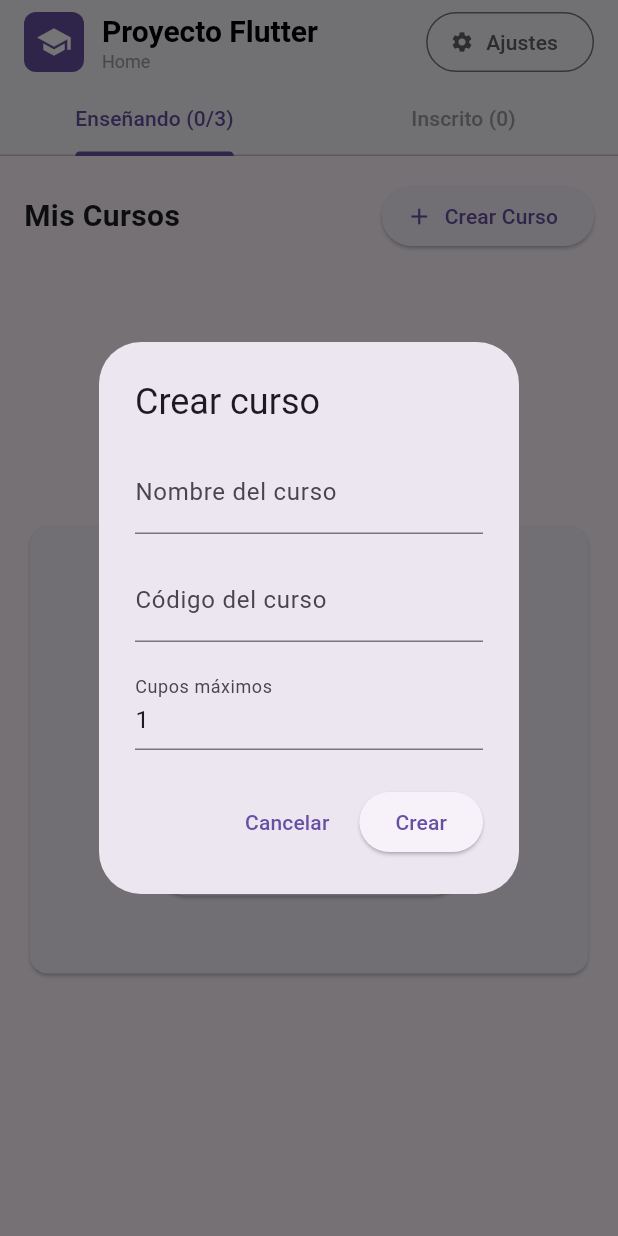
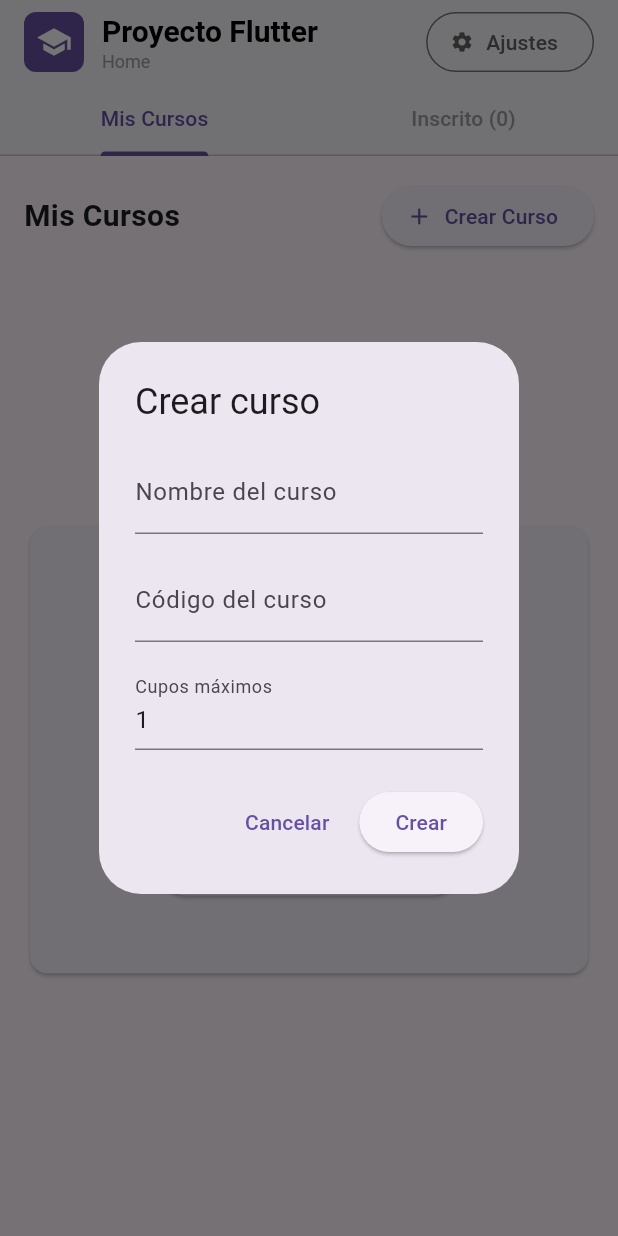
Before and after one commit to OrlandoJrRengifo/Proyecto-Flutter, a Flutter app: the CourseDashboard screen opened directly, after a tap on "Crear Curso", on a phone screen of 412 x 824 dp. Run offline on Flutter 3.47's test engine with Material 3 defaults, Android fonts, the phone set to English and light mode, and no system bars; our stand-ins replace get, loggy, sqflite; accounts and stored records are empty.

Commit message:
added erolled courses funcitonal view

```diff
--- a/lib/categories/presentation/pages/categories_page.dart
+++ b/lib/categories/presentation/pages/categories_page.dart
@@ -1,4 +1,3 @@
-import 'dart:developer';
 import 'package:flutter/material.dart';
 import 'package:get/get.dart';
 
--- a/lib/features/RegToCourse/presentation/pages/user_course_screen.dart
+++ b/lib/features/RegToCourse/presentation/pages/user_course_screen.dart
@@ -2,8 +2,8 @@ import 'package:flutter/material.dart';
 import 'package:get/get.dart';
 import '../../../auth/presentation/controller/auth_controller.dart';
 import '../controller/user_course_controller.dart';
-import '../../../../courses/domain/entities/course.dart';
-import '../../../../courses/domain/usecases/course_usecases.dart';
+import '../../../courses/domain/entities/course.dart';
+import '../../../courses/domain/usecases/course_usecases.dart';
 
 
 class UserCoursesPage extends StatelessWidget {
--- a/lib/features/auth/presentation/pages/loginScreen.dart
+++ b/lib/features/auth/presentation/pages/loginScreen.dart
@@ -2,8 +2,7 @@ import 'package:flutter/material.dart';
 import 'package:get/get.dart';
 import '../controller/auth_controller.dart';
 import 'registerScreen.dart';
-import '../../../../courses/presentation/pages/courses_page.dart';
-import 'dummy.dart';
+import '../../../courses/presentation/pages/courses_page.dart';
 
 class LoginScreen extends StatefulWidget {
   const LoginScreen({super.key});
--- a/lib/courses/data/datasources/course_local_datasource_sqflite.dart
+++ b/lib/features/courses/data/datasources/course_local_datasource_sqflite.dart
@@ -1,5 +1,5 @@
 import 'package:sqflite/sqflite.dart';
-import '../../../core/app_database.dart';
+import '../../../../core/app_database.dart';
 import '../models/course_model.dart';
 import 'i_course_local_datasource.dart';
 
--- a/lib/courses/data/repositories/course_repository_impl.dart
+++ b/lib/features/courses/data/repositories/course_repository.dart
@@ -1,12 +1,12 @@
 import '../../domain/entities/course.dart';
-import '../../domain/repositories/course_repository.dart';
+import '../../domain/repositories/i_course_repository.dart';
 import '../datasources/i_course_local_datasource.dart';
 import '../models/course_model.dart';
 
-class CourseRepositoryImpl implements CourseRepository {
+class CourseRepository implements ICourseRepository {
   final ICourseLocalDataSource localDataSource;
 
-  CourseRepositoryImpl(this.localDataSource);
+  CourseRepository(this.localDataSource);
 
   @override
   Future<Course> create(Course course) async {
--- a/lib/courses/domain/repositories/course_repository.dart
+++ b/lib/features/courses/domain/repositories/i_course_repository.dart
@@ -1,6 +1,6 @@
 import '../entities/course.dart';
 
-abstract class CourseRepository {
+abstract class ICourseRepository {
   Future<Course> create(Course course);
   Future<Course?> getById(int id);
   Future<List<Course>> listByTeacher(int teacherId);
--- a/lib/courses/domain/usecases/course_usecases.dart
+++ b/lib/features/courses/domain/usecases/course_usecases.dart
@@ -1,8 +1,8 @@
 import '../entities/course.dart';
-import '../repositories/course_repository.dart';
+import '../repositories/i_course_repository.dart';
 
 class CourseUseCases {
-  final CourseRepository repository;
+  final ICourseRepository repository;
 
   CourseUseCases(this.repository);
 
--- a/lib/courses/presentation/controller/course_controller.dart
+++ b/lib/features/courses/presentation/controller/course_controller.dart
@@ -1,7 +1,7 @@
 import 'package:get/get.dart';
 import '../../domain/entities/course.dart';
 import '../../domain/usecases/course_usecases.dart';
-import '../../../features/auth/presentation/controller/auth_controller.dart';
+import '../../../auth/presentation/controller/auth_controller.dart';
 
 class CoursesController extends GetxController {
   final CourseUseCases useCases;
@@ -22,7 +22,7 @@ class CoursesController extends GetxController {
     // Se ejecuta cada vez que cambia el usuario logueado
     ever(_authController.currentUser, (user) {
       if (user != null) {
-        loadCourses(); // Cargar cursos automáticamente
+        loadTeacherCourses(); // Cargar cursos automáticamente
       } else {
         courses.clear(); // Limpiar lista si no hay usuario
       }
@@ -30,12 +30,12 @@ class CoursesController extends GetxController {
 
     // Cargar cursos si ya hay usuario logueado al iniciar
     if (_authController.currentUser.value != null) {
-      loadCourses();
+      loadTeacherCourses();
     }
   }
 
-  /// Carga los cursos del usuario logueado
-  Future<void> loadCourses() async {
+  /// Carga los cursos dictados por usuario logueado
+  Future<void> loadTeacherCourses() async {
     final user = _authController.currentUser.value;
     if (user == null) {
       error.value = "Usuario no logueado";
@@ -53,6 +53,29 @@ class CoursesController extends GetxController {
     } catch (e) {
       error.value = e.toString();
       print("❌ Error al cargar cursos: $e");
+    } finally {
+      loading.value = false;
+    }
+  }
+
+  Future<List<Course>> loadCoursesByIds(List<int> courseIds) async {
+    try {
+      loading.value = true;
+      error.value = '';
+
+      final List<Course> result = [];
+      for (final id in courseIds) {
+        final course = await useCases.getCourse(id);
+        if (course != null) {
+          result.add(course);
+        }
+      }
+
+      return result;
+    } catch (e) {
+      error.value = e.toString();
+      print("❌ Error al cargar cursos por IDs: $e");
+      return [];
     } finally {
       loading.value = false;
     }
--- a/lib/courses/presentation/pages/courses_page.dart
+++ b/lib/features/courses/presentation/pages/courses_page.dart
@@ -5,7 +5,9 @@ import 'package:get/get.dart';
 import '../../domain/entities/course.dart';
 import '../widgets/course_form_dialog.dart';
 import '../controller/course_controller.dart';
-import '../../../../categories/presentation/pages/categories_page.dart';
+import '../../../RegToCourse/presentation/controller/user_course_controller.dart';
+import '../../../../../categories/presentation/pages/categories_page.dart';
+import '../../../auth/presentation/controller/auth_controller.dart';
 
 class CourseDashboard extends StatefulWidget {
   const CourseDashboard({Key? key}) : super(key: key);
@@ -17,24 +19,44 @@ class CourseDashboard extends StatefulWidget {
 class _CourseDashboardState extends State<CourseDashboard>
     with SingleTickerProviderStateMixin {
   late TabController _tabController;
-  late final CoursesController controller;
+  late final CoursesController courseController;
+  late final UserCourseController userCourseController;
   String? copiedCode;
-
+  final RxList<Course> _enrolledCourses = <Course>[].obs;
   // Por ahora asumimos role de teacher, esto debería venir del auth
   String userRole = "teacher";
 
   @override
   void initState() {
     super.initState();
-    controller = Get.find<CoursesController>();
+    courseController = Get.find<CoursesController>();
+    userCourseController = Get.find<UserCourseController>();
+
     _tabController = TabController(
       length: 2,
       vsync: this,
       initialIndex: userRole == "teacher" ? 0 : 1,
     );
 
-    WidgetsBinding.instance.addPostFrameCallback((_) {
-      controller.loadCourses();
+    WidgetsBinding.instance.addPostFrameCallback((_) async {
+      // Cargar cursos que enseña
+      await courseController.loadTeacherCourses();
+
+      // 🔹 Aquí asumimos que el controlador de auth ya tiene el userId
+      final auth = Get.find<AuthenticationController>();
+      final userId = auth.currentUser.value?.id;
+      if (userId != null) {
+        // Cargar IDs de cursos inscritos
+        await userCourseController.fetchUserCourses(userId);
+
+        // 🔹 Ahora traemos los cursos completos con esos IDs
+        final enrolled = await courseController.loadCoursesByIds(
+          userCourseController.userCourses,
+        );
+
+        // Guardamos los cursos inscritos en un observable local
+        _enrolledCourses.assignAll(enrolled);
+      }
     });
   }
 
@@ -123,7 +145,7 @@ class _CourseDashboardState extends State<CourseDashboard>
   }
 
   Future<void> _createCourse() async {
-    final canCreate = await controller.canCreateMore();
+    final canCreate = await courseController.canCreateMore();
     if (!canCreate) {
       Get.snackbar(
         "Límite alcanzado",
@@ -135,13 +157,11 @@ class _CourseDashboardState extends State<CourseDashboard>
       return;
     }
 
-    final result = await Get.dialog<Course>(
-      CourseFormDialog(),
-    );
+    final result = await Get.dialog<Course>(CourseFormDialog());
 
     if (result != null) {
       try {
-        await controller.addCourse(
+        await courseController.addCourse(
           name: result.name,
           code: result.code,
           maxStudents: result.maxStudents,
@@ -167,13 +187,11 @@ class _CourseDashboardState extends State<CourseDashboard>
   }
 
   Future<void> _editCourse(Course course) async {
-    final result = await Get.dialog<Course>(
-      CourseFormDialog(course: course),
-    );
+    final result = await Get.dialog<Course>(CourseFormDialog(course: course));
 
     if (result != null) {
       try {
-        await controller.updateCourseInList(result);
+        await courseController.updateCourseInList(result);
 
         Get.snackbar(
           "¡Éxito!",
@@ -209,9 +227,7 @@ class _CourseDashboardState extends State<CourseDashboard>
           ),
           TextButton(
             onPressed: () => Get.back(result: true),
-            style: TextButton.styleFrom(
-              foregroundColor: Colors.red,
-            ),
+            style: TextButton.styleFrom(foregroundColor: Colors.red),
             child: const Text("Eliminar"),
           ),
         ],
@@ -219,7 +235,7 @@ class _CourseDashboardState extends State<CourseDashboard>
     );
 
     if (confirm == true) {
-      await controller.deleteCourseFromList(course.id);
+      await courseController.deleteCourseFromList(course.id);
 
       Get.snackbar(
         "Curso eliminado",
@@ -245,11 +261,7 @@ class _CourseDashboardState extends State<CourseDashboard>
                 color: Theme.of(context).primaryColor,
                 borderRadius: BorderRadius.circular(8),
               ),
-              child: const Icon(
-                Icons.school,
-                color: Colors.white,
-                size: 24,
-              ),
+              child: const Icon(Icons.school, color: Colors.white, size: 24),
             ),
             const SizedBox(width: 12),
             const Column(
@@ -266,10 +278,7 @@ class _CourseDashboardState extends State<CourseDashboard>
                 ),
                 Text(
                   'Home',
-                  style: TextStyle(
-                    fontSize: 12,
-                    color: Colors.grey,
-                  ),
+                  style: TextStyle(fontSize: 12, color: Colors.grey),
                 ),
               ],
             ),
@@ -282,20 +291,19 @@ class _CourseDashboardState extends State<CourseDashboard>
             },
             icon: const Icon(Icons.settings, size: 16),
             label: const Text('Ajustes'),
-            style: OutlinedButton.styleFrom(
-              foregroundColor: Colors.grey[700],
-            ),
+            style: OutlinedButton.styleFrom(foregroundColor: Colors.grey[700]),
           ),
           const SizedBox(width: 16),
         ],
         bottom: TabBar(
           controller: _tabController,
           tabs: [
-            Obx(() => Tab(
-              text: 'Enseñando (${controller.courses.length}/3)',
-            )),
-            const Tab(
-              text: 'Inscrito (0)', // Falta por implementar los estudiantes en el curso
+            const Tab(text: 'Mis Cursos'), // 👨‍🏫 Profesor
+            Obx(
+              () => Tab(
+                // 👨‍🎓 Alumno
+                text: 'Inscrito (${_enrolledCourses.length})',
+              ),
             ),
           ],
           labelColor: Theme.of(context).primaryColor,
@@ -305,10 +313,7 @@ class _CourseDashboardState extends State<CourseDashboard>
       ),
       body: TabBarView(
         controller: _tabController,
-        children: [
-          _buildTeachingTab(),
-          _buildEnrolledTab(),
-        ],
+        children: [_buildTeachingTab(), _buildEnrolledTab()],
       ),
     );
   }
@@ -327,34 +332,33 @@ class _CourseDashboardState extends State<CourseDashboard>
                 children: [
                   Text(
                     'Mis Cursos',
-                    style: TextStyle(
-                      fontSize: 20,
-                      fontWeight: FontWeight.w600,
-                    ),
+                    style: TextStyle(fontSize: 20, fontWeight: FontWeight.w600),
                   ),
                 ],
               ),
-              Obx(() => ElevatedButton.icon(
-                onPressed: controller.courses.length >= 3
+              Obx(
+                () => ElevatedButton.icon(
+                  onPressed: courseController.courses.length >= 3
                       ? null
                       : _createCourse,
                   icon: const Icon(Icons.add),
                   label: const Text('Crear Curso'),
-              )),
+                ),
+              ),
             ],
           ),
           const SizedBox(height: 24),
           Expanded(
             child: Obx(() {
-              if (controller.loading.value) {
+              if (courseController.loading.value) {
                 return const Center(child: CircularProgressIndicator());
               }
 
-              if (controller.error.isNotEmpty) {
+              if (courseController.error.isNotEmpty) {
                 return _buildErrorState();
               }
 
-              if (controller.courses.isEmpty) {
+              if (courseController.courses.isEmpty) {
                 return _buildEmptyTeachingState();
               }
 
@@ -375,17 +379,19 @@ class _CourseDashboardState extends State<CourseDashboard>
           Row(
             mainAxisAlignment: MainAxisAlignment.spaceBetween,
             children: [
-              const Column(
+              Obx(
+                () => Column(
                   crossAxisAlignment: CrossAxisAlignment.start,
                   children: [
                     Text(
-                    'Cursos Inscritos',
-                    style: TextStyle(
+                      'Cursos Inscritos (${_enrolledCourses.length})',
+                      style: const TextStyle(
                         fontSize: 20,
                         fontWeight: FontWeight.w600,
                       ),
                     ),
                   ],
+                ),
               ),
               OutlinedButton.icon(
                 onPressed: _showJoinCourseDialog,
@@ -396,10 +402,39 @@ class _CourseDashboardState extends State<CourseDashboard>
           ),
           const SizedBox(height: 24),
           Expanded(
-            child: _buildEmptyStudentState(),
+            child: Obx(() {
+              if (_enrolledCourses.isEmpty) {
+                return _buildEmptyStudentState();
+              }
+
+              return _buildEnrolledCoursesGrid();
+            }),
           ),
         ],
       ),
+    );
+  }
+
+  Widget _buildEnrolledCoursesGrid() {
+    return LayoutBuilder(
+      builder: (context, constraints) {
+        int crossAxisCount = 1;
+        if (constraints.maxWidth > 600) crossAxisCount = 2;
+        if (constraints.maxWidth > 900) crossAxisCount = 3;
+
+        return GridView.builder(
+          gridDelegate: SliverGridDelegateWithFixedCrossAxisCount(
+            crossAxisCount: crossAxisCount,
+            crossAxisSpacing: 16,
+            mainAxisSpacing: 16,
+            childAspectRatio: 0.85,
+          ),
+          itemCount: _enrolledCourses.length,
+          itemBuilder: (context, index) {
+            return _buildCourseCard(_enrolledCourses[index]);
+          },
+        );
+      },
     );
   }
 
@@ -421,9 +456,9 @@ class _CourseDashboardState extends State<CourseDashboard>
             mainAxisSpacing: 16,
             childAspectRatio: 0.85,
           ),
-          itemCount: controller.courses.length,
+          itemCount: courseController.courses.length,
           itemBuilder: (context, index) {
-            return _buildCourseCard(controller.courses[index]);
+            return _buildCourseCard(courseController.courses[index]);
           },
         );
       },
@@ -511,7 +546,10 @@ class _CourseDashboardState extends State<CourseDashboard>
                           children: [
                             Icon(Icons.delete, size: 16, color: Colors.red),
                             SizedBox(width: 8),
-                            Text('Eliminar', style: TextStyle(color: Colors.red)),
+                            Text(
+                              'Eliminar',
+                              style: TextStyle(color: Colors.red),
+                            ),
                           ],
                         ),
                         onTap: () => Future.delayed(
@@ -597,10 +635,7 @@ class _CourseDashboardState extends State<CourseDashboard>
                         ),
                         const Text(
                           'Estudiantes',
-                          style: TextStyle(
-                            fontSize: 10,
-                            color: Colors.grey,
-                          ),
+                          style: TextStyle(fontSize: 10, color: Colors.grey),
                         ),
                       ],
                     ),
@@ -618,10 +653,7 @@ class _CourseDashboardState extends State<CourseDashboard>
                         ),
                         const Text(
                           'Categorias',
-                          style: TextStyle(
-                            fontSize: 10,
-                            color: Colors.grey,
-                          ),
+                          style: TextStyle(fontSize: 10, color: Colors.grey),
                         ),
                       ],
                     ),
@@ -639,10 +671,7 @@ class _CourseDashboardState extends State<CourseDashboard>
                         ),
                         const Text(
                           'Actividades',
-                          style: TextStyle(
-                            fontSize: 10,
-                            color: Colors.grey,
-                          ),
+                          style: TextStyle(fontSize: 10, color: Colors.grey),
                         ),
                       ],
                     ),
@@ -662,11 +691,7 @@ class _CourseDashboardState extends State<CourseDashboard>
                 ),
                 child: Row(
                   children: [
-                    const Icon(
-                      Icons.share,
-                      size: 16,
-                      color: Colors.grey,
-                    ),
+                    const Icon(Icons.share, size: 16, color: Colors.grey),
                     const SizedBox(width: 8),
                     Expanded(
                       child: Text(
@@ -681,9 +706,7 @@ class _CourseDashboardState extends State<CourseDashboard>
                     IconButton(
                       onPressed: () => _copyInviteCode(inviteCode),
                       icon: Icon(
-                        copiedCode == inviteCode
-                            ? Icons.check
-                            : Icons.copy,
+                        copiedCode == inviteCode ? Icons.check : Icons.copy,
                         size: 16,
                         color: copiedCode == inviteCode
                             ? Colors.green
@@ -709,10 +732,10 @@ class _CourseDashboardState extends State<CourseDashboard>
         children: [
           Icon(Icons.error, size: 64, color: Colors.red[300]),
           const SizedBox(height: 16),
-          Text("Error: ${controller.error}"),
+          Text("Error: ${courseController.error}"),
           const SizedBox(height: 16),
           ElevatedButton(
-            onPressed: () => controller.loadCourses(),
+            onPressed: () => courseController.loadTeacherCourses(),
             child: const Text("Reintentar"),
           ),
         ],
@@ -728,26 +751,17 @@ class _CourseDashboardState extends State<CourseDashboard>
           child: Column(
             mainAxisSize: MainAxisSize.min,
             children: [
-              Icon(
-                Icons.book,
-                size: 48,
-                color: Colors.grey[400],
-              ),
+              Icon(Icons.book, size: 48, color: Colors.grey[400]),
               const SizedBox(height: 16),
               const Text(
                 'Aún no tienes cursos',
-                style: TextStyle(
-                  fontSize: 18,
-                  fontWeight: FontWeight.w600,
-                ),
+                style: TextStyle(fontSize: 18, fontWeight: FontWeight.w600),
               ),
               const SizedBox(height: 8),
               const Text(
                 'Crea tu primer curso para comenzar a gestionar actividades colaborativas.',
                 textAlign: TextAlign.center,
-                style: TextStyle(
-                  color: Colors.grey,
-                ),
+                style: TextStyle(color: Colors.grey),
               ),
               const SizedBox(height: 16),
               ElevatedButton.icon(
@@ -770,26 +784,17 @@ class _CourseDashboardState extends State<CourseDashboard>
           child: Column(
             mainAxisSize: MainAxisSize.min,
             children: [
-              Icon(
-                Icons.group,
-                size: 48,
-                color: Colors.grey[400],
-              ),
+              Icon(Icons.group, size: 48, color: Colors.grey[400]),
               const SizedBox(height: 16),
               const Text(
                 'No estás inscrito en cursos',
-                style: TextStyle(
-                  fontSize: 18,
-                  fontWeight: FontWeight.w600,
-                ),
+                style: TextStyle(fontSize: 18, fontWeight: FontWeight.w600),
               ),
               const SizedBox(height: 8),
               const Text(
                 'Pide a tu profesor un código de invitación para unirte a un curso.',
                 textAlign: TextAlign.center,
-                style: TextStyle(
-                  color: Colors.grey,
-                ),
+                style: TextStyle(color: Colors.grey),
               ),
               const SizedBox(height: 16),
               OutlinedButton.icon(
--- a/lib/courses/presentation/widgets/course_form_dialog.dart
+++ b/lib/features/courses/presentation/widgets/course_form_dialog.dart
@@ -1,4 +1,3 @@
-import 'dart:developer';
 import 'package:flutter/material.dart';
 import 'package:get/get.dart';
 
```
Also changed, not shown: lib/main.dart (+7 -14 lines), lib/features/courses/data/datasources/i_course_local_datasource.dart (renamed from lib/courses/data/datasources/i_course_local_datasource.dart), lib/features/courses/data/models/course_model.dart (renamed from lib/courses/data/models/course_model.dart), lib/features/courses/domain/entities/course.dart (renamed from lib/courses/domain/entities/course.dart). Lines whose indentation alone changed are shown as unchanged.
